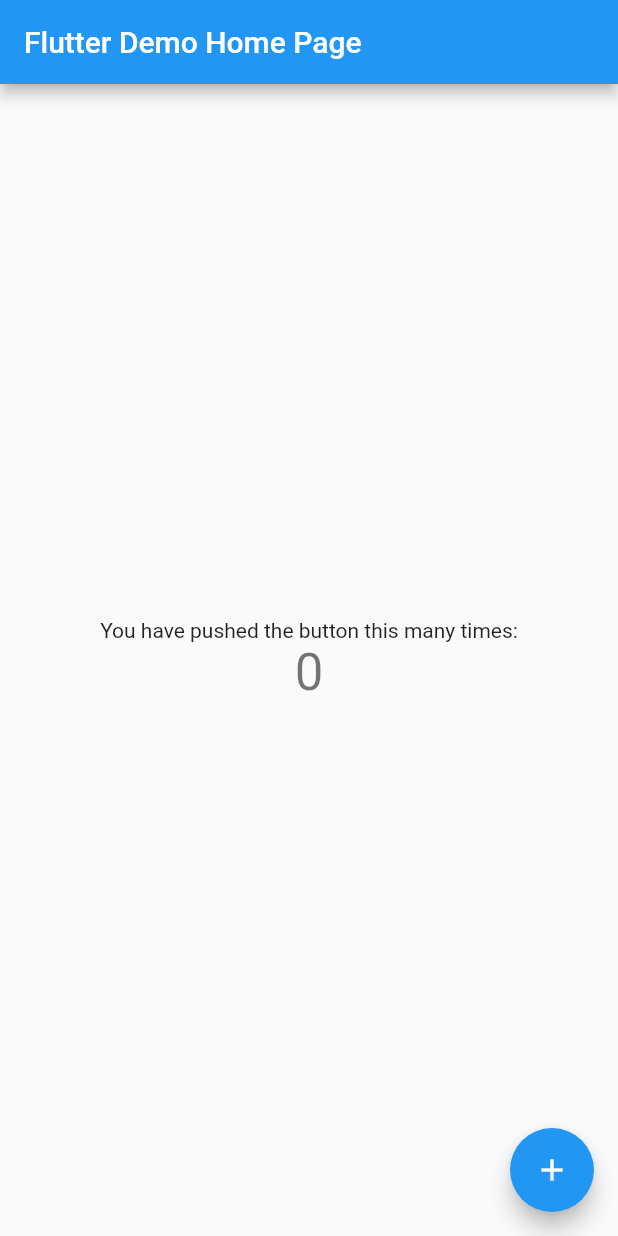
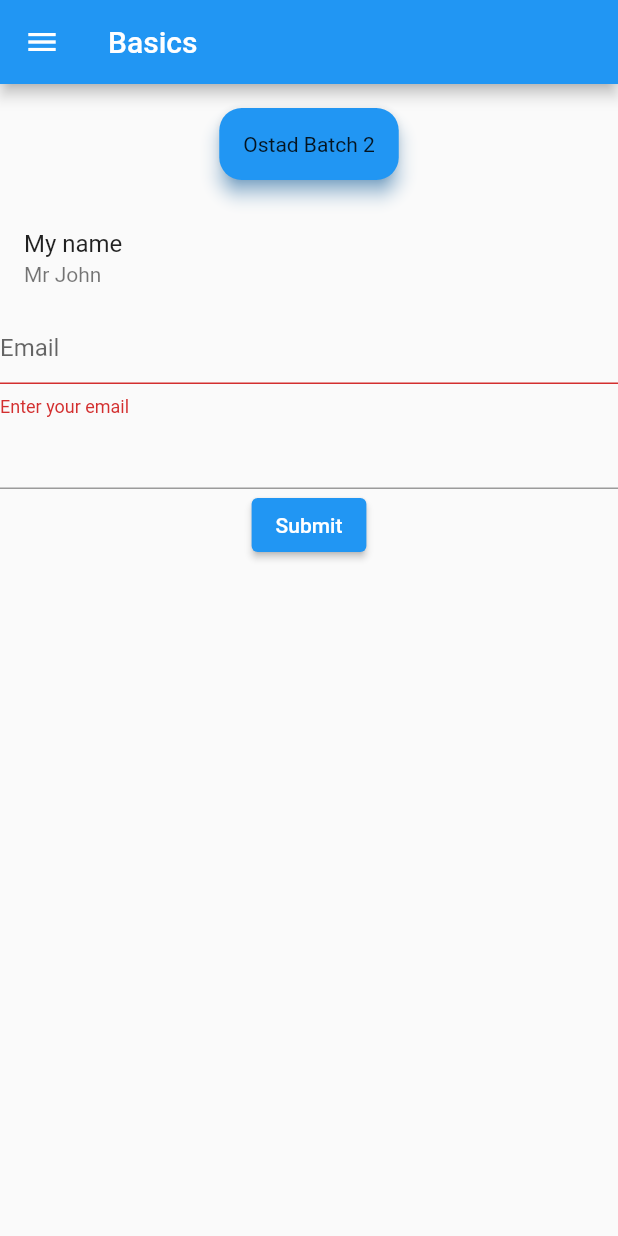
Before and after one commit to RafatMeraz/ostad_flutter_batch_two, a Flutter app: the screen it shows after launch, on a phone screen of 412 x 824 dp. Run offline on Flutter 3.47's test engine with Material 2 defaults, Android fonts, the phone set to English and light mode, and no system bars.

Commit message:
textformfield, list tile, card, drawer has been added

```diff
--- a/lib/main.dart
+++ b/lib/main.dart
@@ -5,111 +5,139 @@ void main() {
 }
 
 class MyApp extends StatelessWidget {
-  const MyApp({super.key});
+  const MyApp({Key? key}) : super(key: key);
 
-  // This widget is the root of your application.
   @override
   Widget build(BuildContext context) {
     return MaterialApp(
-      title: 'Flutter Demo',
-      theme: ThemeData(
-        // This is the theme of your application.
-        //
-        // Try running your application with "flutter run". You'll see the
-        // application has a blue toolbar. Then, without quitting the app, try
-        // changing the primarySwatch below to Colors.green and then invoke
-        // "hot reload" (press "r" in the console where you ran "flutter run",
-        // or simply save your changes to "hot reload" in a Flutter IDE).
-        // Notice that the counter didn't reset back to zero; the application
-        // is not restarted.
-        primarySwatch: Colors.blue,
-      ),
-      home: const MyHomePage(title: 'Flutter Demo Home Page'),
+      home: Home(),
     );
   }
 }
 
-class MyHomePage extends StatefulWidget {
-  const MyHomePage({super.key, required this.title});
+class Home extends StatelessWidget {
+  const Home({Key? key}) : super(key: key);
 
-  // This widget is the home page of your application. It is stateful, meaning
-  // that it has a State object (defined below) that contains fields that affect
-  // how it looks.
-
-  // This class is the configuration for the state. It holds the values (in this
-  // case the title) provided by the parent (in this case the App widget) and
-  // used by the build method of the State. Fields in a Widget subclass are
-  // always marked "final".
-
-  final String title;
-
-  @override
-  State<MyHomePage> createState() => _MyHomePageState();
-}
-
-class _MyHomePageState extends State<MyHomePage> {
-  int _counter = 0;
-
-  void _incrementCounter() {
-    setState(() {
-      // This call to setState tells the Flutter framework that something has
-      // changed in this State, which causes it to rerun the build method below
-      // so that the display can reflect the updated values. If we changed
-      // _counter without calling setState(), then the build method would not be
-      // called again, and so nothing would appear to happen.
-      _counter++;
-    });
-  }
 
   @override
   Widget build(BuildContext context) {
-    // This method is rerun every time setState is called, for instance as done
-    // by the _incrementCounter method above.
-    //
-    // The Flutter framework has been optimized to make rerunning build methods
-    // fast, so that you can just rebuild anything that needs updating rather
-    // than having to individually change instances of widgets.
     return Scaffold(
       appBar: AppBar(
-        // Here we take the value from the MyHomePage object that was created by
-        // the App.build method, and use it to set our appbar title.
-        title: Text(widget.title),
+        title: Text('Basics'),
       ),
-      body: Center(
-        // Center is a layout widget. It takes a single child and positions it
-        // in the middle of the parent.
-        child: Column(
-          // Column is also a layout widget. It takes a list of children and
-          // arranges them vertically. By default, it sizes itself to fit its
-          // children horizontally, and tries to be as tall as its parent.
-          //
-          // Invoke "debug painting" (press "p" in the console, choose the
-          // "Toggle Debug Paint" action from the Flutter Inspector in Android
-          // Studio, or the "Toggle Debug Paint" command in Visual Studio Code)
-          // to see the wireframe for each widget.
-          //
-          // Column has various properties to control how it sizes itself and
-          // how it positions its children. Here we use mainAxisAlignment to
-          // center the children vertically; the main axis here is the vertical
-          // axis because Columns are vertical (the cross axis would be
-          // horizontal).
-          mainAxisAlignment: MainAxisAlignment.center,
-          children: <Widget>[
-            const Text(
-              'You have pushed the button this many times:',
-            ),
-            Text(
-              '$_counter',
-              style: Theme.of(context).textTheme.headline4,
-            ),
-          ],
+      drawer: Drawer(
+        backgroundColor: Colors.red,
+        elevation: 8,
+        shape: RoundedRectangleBorder(
+            borderRadius: BorderRadius.only(
+                topRight: Radius.circular(30),
+                bottomRight: Radius.circular(30))),
+        child: SafeArea(
+          child: Column(
+            children: [
+              ElevatedButton(onPressed: () {}, child: Text('Click')),
+              ListTile(
+                tileColor: Colors.grey,
+                contentPadding:
+                    EdgeInsets.symmetric(vertical: 0, horizontal: 12),
+                onTap: () {
+                  print('tap');
+                },
+                onLongPress: () {
+                  print('Long press');
+                },
+                title: Text('Ostad'),
+                subtitle: Text('Learning platform'),
+                leading: Icon(Icons.adb),
+                trailing: Icon(Icons.arrow_right_alt),
+              ),
+              ListTile(
+                tileColor: Colors.black12,
+                contentPadding:
+                    EdgeInsets.symmetric(vertical: 0, horizontal: 12),
+                onTap: () {
+                  print('tap');
+                },
+                onLongPress: () {
+                  print('Long press');
+                },
+                title: Text('Ostad'),
+                subtitle: Text('Learning platform'),
+                leading: Icon(Icons.adb),
+                trailing: Icon(Icons.arrow_right_alt),
+              ),
+            ],
+          ),
         ),
       ),
-      floatingActionButton: FloatingActionButton(
-        onPressed: _incrementCounter,
-        tooltip: 'Increment',
-        child: const Icon(Icons.add),
-      ), // This trailing comma makes auto-formatting nicer for build methods.
+      body: Column(
+        children: [
+          Card(
+            elevation: 5,
+            color: Colors.blue,
+            shadowColor: Colors.blue,
+            shape: RoundedRectangleBorder(
+              borderRadius: BorderRadius.circular(15),
+              // side: BorderSide.lerp(BorderSide(
+              //   color: Colors.white
+              // ), BorderSide(
+              //   color: Colors.red
+              // ), 0.5)
+            ),
+            margin: EdgeInsets.all(16),
+            child: Padding(
+              padding: const EdgeInsets.all(16.0),
+              child: Text('Ostad Batch 2'),
+            ),
+          ),
+          // Row(
+          //   children: [
+          //     Radio(value: 'Male', groupValue: 'gender', onChanged: (value) {}),
+          //     Text('Male'),
+          //     Radio(
+          //         value: 'Female', groupValue: 'gender', onChanged: (value) {}),
+          //     Text('Female')
+          //   ],
+          // ),
+          // Row(
+          //   children: [
+          //     Checkbox(value: true, onChanged: (value) {}),
+          //     Text('Html'),
+          //     Checkbox(value: false, onChanged: (value) {}),
+          //     Text('Flutter'),
+          //     Checkbox(value: true, onChanged: (value) {}),
+          //     Text('IOS')
+          //   ],
+          // ),
+          // Row(
+          //   children: [
+          //     Text('Dark mode'),
+          //     Switch(value: false, onChanged: (value) {})
+          //   ],
+          // ),
+          ListTile(
+            title: Text('My name'),
+            subtitle: Text('Mr John'),
+          ),
+          TextFormField(
+            keyboardType: TextInputType.number,
+            autovalidateMode: AutovalidateMode.always,
+            validator: (String? value) {
+              if (value!.isEmpty) {
+                return 'Enter your email';
+              }
+              return null;
+            },
+            decoration: InputDecoration(
+              hintText: 'Email'
+            ),
+          ),
+          TextField(
+            obscureText: true,
+          ),
+          ElevatedButton(onPressed: () {}, child: Text('Submit'))
+        ],
+      ),
     );
   }
 }
```
